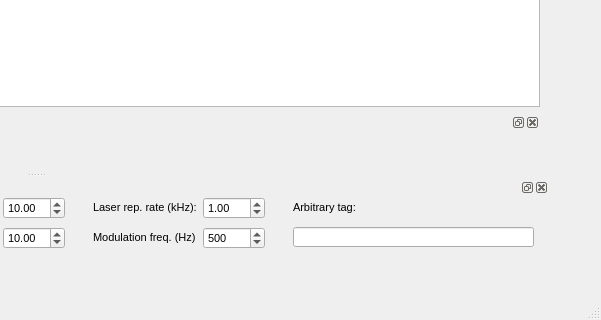
Elizabatat/qudiFerrolabForMe, file gui/lock_in_gui.ui: the form before one commit; both pictures show x 477 to 1078 and y 740 to 1060 of the 1078 by 1060 pixel window.
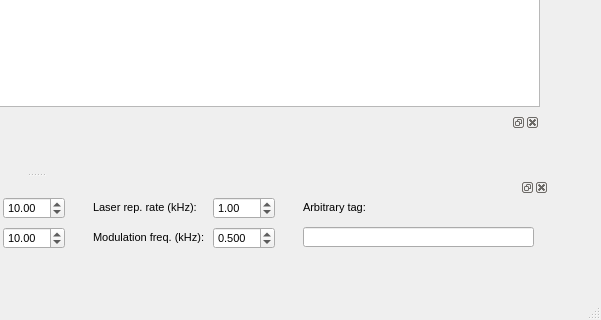
The form after the commit. Icons and pictures are not drawn. Custom widgets are drawn as their Qt base class.

Commit message: Save parameters now working with the save logic

```diff
--- a/gui/lock_in_gui.ui
+++ b/gui/lock_in_gui.ui
@@ -538,9 +538,9 @@
     <widget class="QLineEdit" name="arbitrary_tag_lineEdit">
      <property name="geometry">
       <rect>
-       <x>770</x>
+       <x>780</x>
        <y>30</y>
-       <width>241</width>
+       <width>231</width>
        <height>20</height>
       </rect>
      </property>
@@ -550,7 +550,7 @@
       <rect>
        <x>570</x>
        <y>0</y>
-       <width>111</width>
+       <width>121</width>
        <height>21</height>
       </rect>
      </property>
@@ -566,7 +566,7 @@
     <widget class="QDoubleSpinBox" name="laser_repetition_rate_DoubleSpinBox">
      <property name="geometry">
       <rect>
-       <x>680</x>
+       <x>690</x>
        <y>0</y>
        <width>62</width>
        <height>22</height>
@@ -587,7 +587,7 @@
     <widget class="QDoubleSpinBox" name="modulation_frequency_DoubleSpinBox">
      <property name="geometry">
       <rect>
-       <x>680</x>
+       <x>690</x>
        <y>30</y>
        <width>62</width>
        <height>22</height>
@@ -599,13 +599,13 @@
       </font>
      </property>
      <property name="decimals">
-      <number>0</number>
+      <number>3</number>
      </property>
      <property name="maximum">
       <double>500000.000000000000000</double>
      </property>
      <property name="value">
-      <double>500.000000000000000</double>
+      <double>0.500000000000000</double>
      </property>
     </widget>
     <widget class="QLabel" name="modulation_frequency_Label">
@@ -613,7 +613,7 @@
       <rect>
        <x>570</x>
        <y>30</y>
-       <width>111</width>
+       <width>121</width>
        <height>21</height>
       </rect>
      </property>
@@ -623,13 +623,13 @@
       </font>
      </property>
      <property name="text">
-      <string>Modulation freq. (Hz)</string>
+      <string>Modulation freq. (kHz):</string>
      </property>
     </widget>
     <widget class="QLabel" name="arbitrary_tag_Label">
      <property name="geometry">
       <rect>
-       <x>770</x>
+       <x>780</x>
        <y>0</y>
        <width>111</width>
        <height>21</height>
```
Left out of the diff: 2 changed lines with no effect on the pictures. The commit also changes 2 other files.
